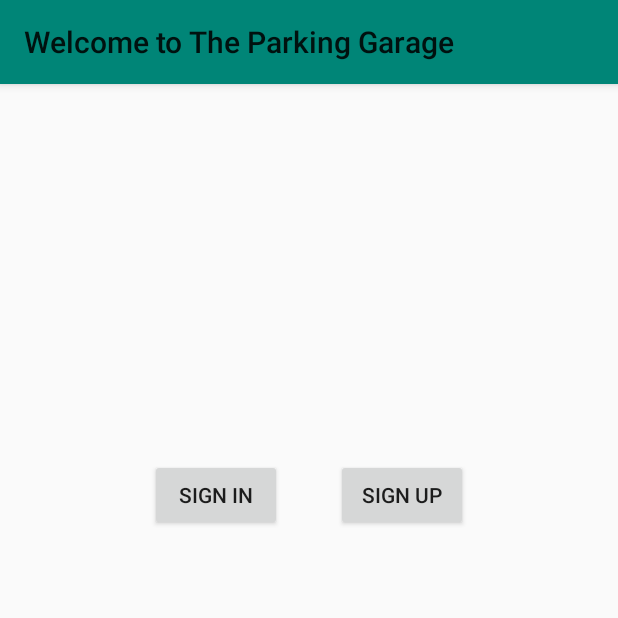
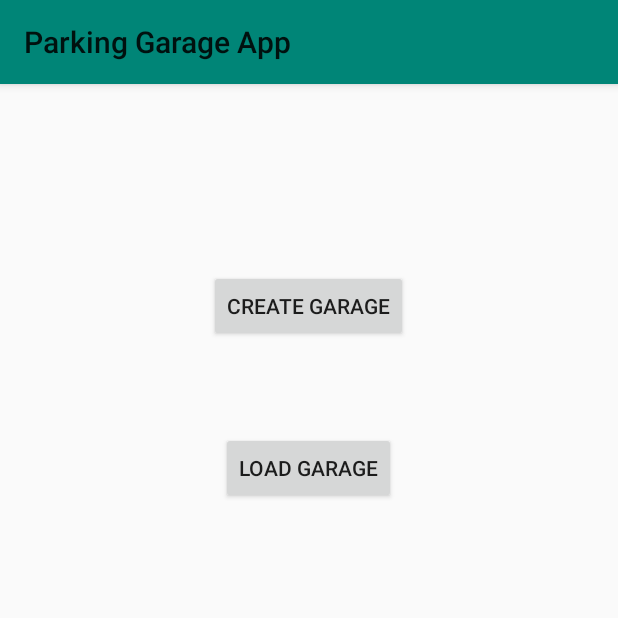
Before and after one commit to dennis12hahn/parking-garage, an Android app: the screen it shows after launch (MainActivity), on a phone screen of 412 x 824 dp, the top half of it. Run offline under Robolectric (Android 15) with nearby library versions, the phone set to English and light mode, and no system bars.

Commit message:
Adding UI elements

```diff
--- a/ParkingGarage/app/src/main/AndroidManifest.xml
+++ b/ParkingGarage/app/src/main/AndroidManifest.xml
@@ -9,8 +9,7 @@
         android:roundIcon="@mipmap/ic_launcher_round"
         android:supportsRtl="true"
         android:theme="@style/AppTheme">
-        <activity android:name=".controller.SignInActivity"></activity>
-        <activity android:name=".controller.SignUpActivity" />
+        <activity android:name=".controller.CreateGarageActivity"></activity>
         <activity android:name=".controller.MainActivity">
             <intent-filter>
                 <action android:name="android.intent.action.MAIN" />
@@ -18,6 +17,8 @@
                 <category android:name="android.intent.category.LAUNCHER" />
             </intent-filter>
         </activity>
+        <activity android:name=".controller.SignInActivity" />
+        <activity android:name=".controller.SignUpActivity" />
     </application>
 
 </manifest>
--- a/ParkingGarage/app/src/main/java/com/example/parkinggarage/controller/MainActivity.java
+++ b/ParkingGarage/app/src/main/java/com/example/parkinggarage/controller/MainActivity.java
@@ -7,43 +7,40 @@ import android.view.View;
 import android.widget.Button;
 
 import com.example.parkinggarage.R;
+import com.example.parkinggarage.model.garage.Garage;
 
 public class MainActivity extends AppCompatActivity {
 
-    private Button signInBtn, signUpBtn;
+    private Button createGarageBtn, loadGarageBtn;
 
     @Override
     protected void onCreate(Bundle savedInstanceState) {
         super.onCreate(savedInstanceState);
         setContentView(R.layout.activity_main);
 
-        setTitle("Welcome to The Parking Garage");
+        setTitle("Parking Garage App");
 
-        signInBtn = (Button) findViewById(R.id.activity_main_signInBtn);
-        signUpBtn = (Button) findViewById(R.id.activity_main_signUpBtn);
+        createGarageBtn = (Button) findViewById(R.id.activity_main_createGarageBtn);
+        loadGarageBtn = (Button) findViewById(R.id.activity_main_loadGarageBtn);
 
-        signInBtn.setOnClickListener(new View.OnClickListener() {
+        createGarageBtn.setOnClickListener(new View.OnClickListener() {
             @Override
             public void onClick(View v) {
-                openSignInActivity();
+                openCreateGarageActivity();
             }
         });
 
-        signUpBtn.setOnClickListener(new View.OnClickListener() {
+        loadGarageBtn.setOnClickListener(new View.OnClickListener() {
             @Override
             public void onClick(View v) {
-                openSignUpActivity();
+                // todo
+                // open file manager screen
             }
         });
     }
 
-    private void openSignInActivity() {
-        Intent intent = new Intent(this, SignInActivity.class);
-        startActivity(intent);
-    }
-
-    private void openSignUpActivity() {
-        Intent intent = new Intent(this, SignUpActivity.class);
+    private void openCreateGarageActivity() {
+        Intent intent = new Intent(this, CreateGarageActivity.class);
         startActivity(intent);
     }
 }
--- a/ParkingGarage/app/src/main/res/layout/activity_main.xml
+++ b/ParkingGarage/app/src/main/res/layout/activity_main.xml
@@ -7,23 +7,24 @@
     tools:context=".controller.MainActivity">
 
     <Button
-        android:id="@+id/activity_main_signInBtn"
+        android:id="@+id/activity_main_createGarageBtn"
         android:layout_width="wrap_content"
         android:layout_height="wrap_content"
-        android:layout_marginStart="100dp"
-        android:layout_marginTop="250dp"
-        android:text="sign in"
+        android:layout_marginTop="124dp"
+        android:text="create garage"
+        app:layout_constraintEnd_toEndOf="parent"
+        app:layout_constraintHorizontal_bias="0.498"
         app:layout_constraintStart_toStartOf="parent"
         app:layout_constraintTop_toTopOf="parent" />
 
     <Button
-        android:id="@+id/activity_main_signUpBtn"
+        android:id="@+id/activity_main_loadGarageBtn"
         android:layout_width="wrap_content"
         android:layout_height="wrap_content"
-        android:layout_marginTop="250dp"
-        android:layout_marginEnd="100dp"
-        android:text="sign up"
+        android:layout_marginTop="232dp"
+        android:text="load garage"
         app:layout_constraintEnd_toEndOf="parent"
+        app:layout_constraintHorizontal_bias="0.498"
+        app:layout_constraintStart_toStartOf="parent"
         app:layout_constraintTop_toTopOf="parent" />
-
 </android.support.constraint.ConstraintLayout>
```
Also changed, not shown: ParkingGarage/app/src/main/java/com/example/parkinggarage/controller/CreateGarageActivity.java (added, +57 -0 lines), ParkingGarage/app/src/main/java/com/example/parkinggarage/controller/SignInActivity.java (+38 -0 lines), ParkingGarage/app/src/main/java/com/example/parkinggarage/model/garage/Garage.java (+18 -13 lines), ParkingGarage/app/src/main/java/com/example/parkinggarage/model/users/UserBag.java (+10 -1 lines), ParkingGarage/app/src/main/res/layout/activity_create_garage.xml (added, +128 -0 lines), ParkingGarage/app/src/main/res/layout/activity_sign_up.xml (+0 -12 lines), 1 other file.
